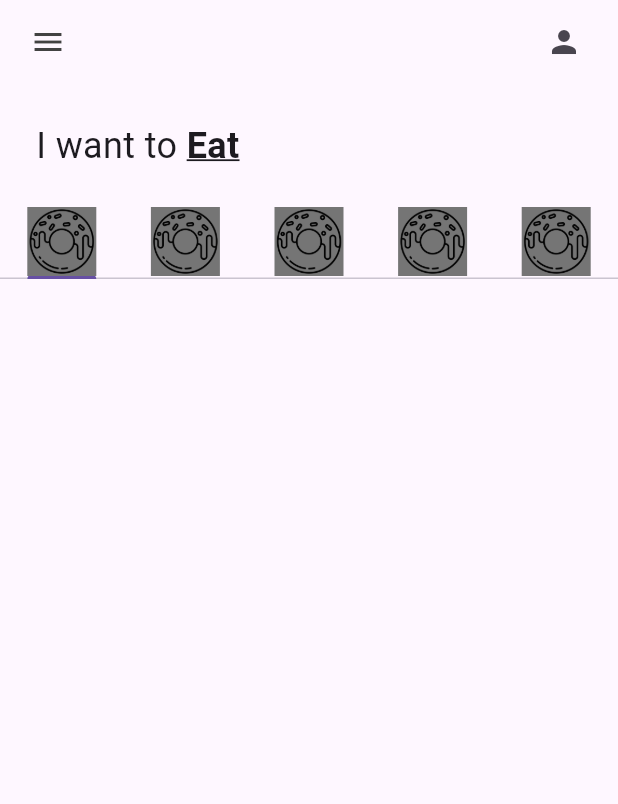
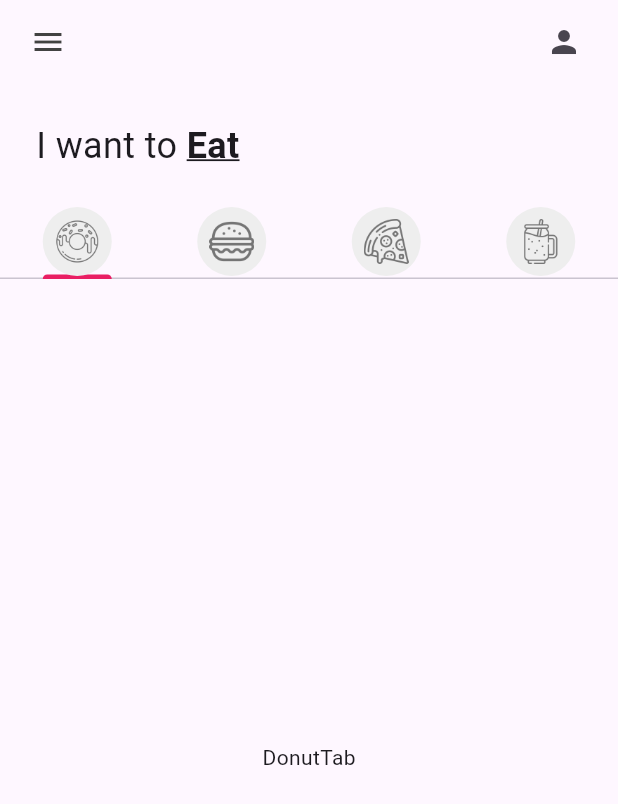
Before and after one commit to JavieraAMartinez/p1_donut_app_javier_martinez, a Flutter app: the screen it shows after launch, on a phone screen of 412 x 824 dp. Shown: the top 804 px of the screen. Run offline on Flutter 3.47's test engine with Material 3 defaults, Android fonts, the phone set to English and light mode, and no system bars.

Commit message:
Rockytec tabBar added

```diff
--- a/lib/main.dart
+++ b/lib/main.dart
@@ -10,8 +10,10 @@ class MainApp extends StatelessWidget {
 
   @override
   Widget build(BuildContext context) {
-    return const MaterialApp(
-      home: HomePage(),
+    return MaterialApp(
+      home: const HomePage(),
+      theme: ThemeData(
+          tabBarTheme: const TabBarTheme(indicatorColor: Colors.pink)),
     );
   }
 }
--- a/lib/pages/home_page.dart
+++ b/lib/pages/home_page.dart
@@ -1,5 +1,10 @@
 import 'package:flutter/material.dart';
 import 'package:p1_donut_app_javier_martinez/utils/MyTab.dart';
+import '../tab/Burguer_Tab.dart';
+import '../tab/Donut_Tab.dart';
+import '../tab/Pancake_Tab.dart';
+import '../tab/Smothie_Tab.dart';
+import '../tab/Pizza_Tab.dart';
 
 class HomePage extends StatefulWidget {
   const HomePage({super.key});
@@ -13,13 +18,11 @@ class _HomePageState extends State<HomePage> {
     //donut tab
     const MyTab(iconPath: 'lib/icons/donut.png'),
     //burguer tab
-    const MyTab(iconPath: 'lib/icons/donut.png'),
+    const MyTab(iconPath: 'lib/icons/burger.png'),
     //smothie tab
-    const MyTab(iconPath: 'lib/icons/donut.png'),
-    //pancake tab
-    const MyTab(iconPath: 'lib/icons/donut.png'),
+    const MyTab(iconPath: 'lib/icons/pizza.png'),
     //pizza tab
-    const MyTab(iconPath: 'lib/icons/donut.png'),
+    const MyTab(iconPath: 'lib/icons/smoothie.png'),
   ];
   @override
   Widget build(BuildContext context) {
@@ -59,9 +62,17 @@ class _HomePageState extends State<HomePage> {
               ),
             ),
             //Tab bar
-            TabBar(tabs: myTabs)
+            TabBar(tabs: myTabs),
 
             //Tab bar view
+            const Expanded(
+                child: TabBarView(children: [
+              DonutTab(),
+              BurguerTab(),
+              SmothieTab(),
+              PancakeTab(),
+              PizzaTab(),
+            ]))
 
             //Total del carrito
           ],
--- /dev/null
+++ b/lib/tab/Donut_Tab.dart
@@ -0,0 +1,12 @@
+import 'package:flutter/material.dart';
+
+class DonutTab extends StatelessWidget {
+  const DonutTab({super.key});
+
+  @override
+  Widget build(BuildContext context) {
+    return const Center(
+      child: Text("DonutTab"),
+    );
+  }
+}
--- a/lib/utils/MyTab.dart
+++ b/lib/utils/MyTab.dart
@@ -8,9 +8,13 @@ class MyTab extends StatelessWidget {
   Widget build(BuildContext context) {
     return Tab(
       child: Container(
-        color: Colors.grey[600],
-        child: Image.asset(iconPath),
-      ),
+          padding: const EdgeInsets.all(8),
+          decoration: BoxDecoration(
+              color: Colors.grey[200], borderRadius: BorderRadius.circular(40)),
+          child: Image.asset(
+            iconPath,
+            color: Colors.grey[600],
+          )),
     );
   }
 }
```
Also changed, not shown: lib/tab/Burguer_Tab.dart (added, +12 -0 lines), lib/tab/Pancake_Tab.dart (added, +12 -0 lines), lib/tab/Pizza_Tab.dart (added, +12 -0 lines), lib/tab/Smothie_Tab.dart (added, +12 -0 lines).
